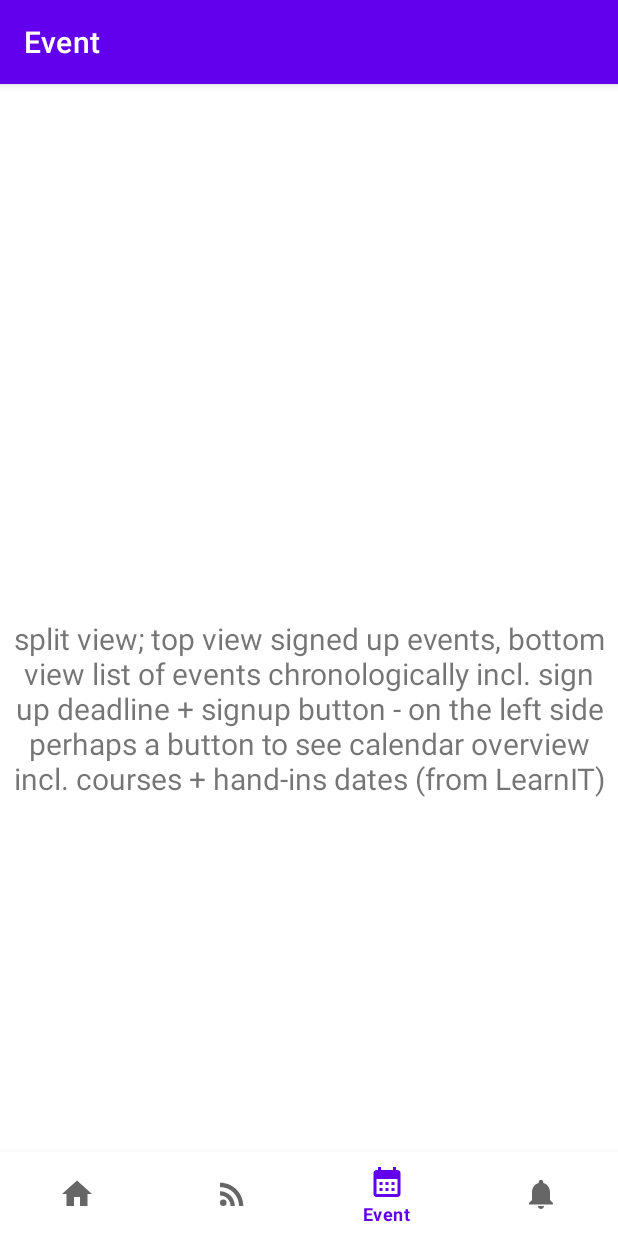
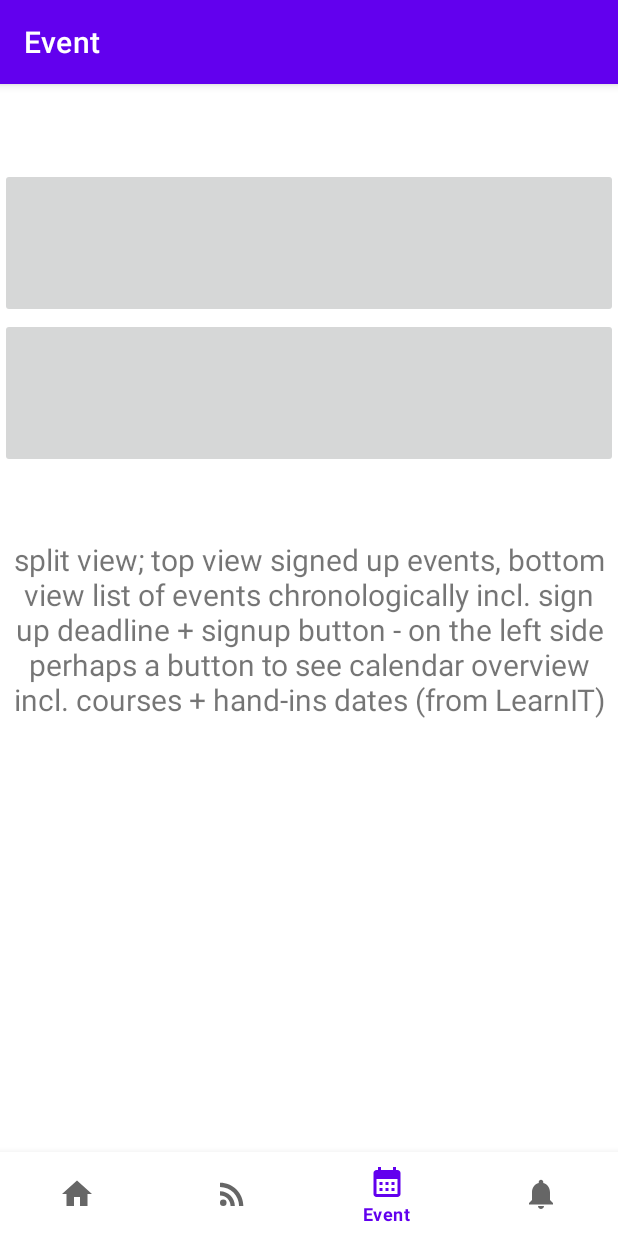
Before and after one commit to amaliefp/ThesisApp, an Android app: the EventFragment screen opened through its navigation route, on a phone screen of 412 x 824 dp. Run offline under Robolectric (Android 15) with nearby library versions, the phone set to English and light mode, and no system bars; our stand-ins replace navigation-ui.

Commit message:
Added boxes to event page

```diff
--- a/ITU_CommunicationApp/app/src/main/java/com/example/itu_communicationapp/ui/event/EventFragment.java
+++ b/ITU_CommunicationApp/app/src/main/java/com/example/itu_communicationapp/ui/event/EventFragment.java
@@ -4,6 +4,7 @@ import android.os.Bundle;
 import android.view.LayoutInflater;
 import android.view.View;
 import android.view.ViewGroup;
+import android.widget.ImageButton;
 import android.widget.TextView;
 
 import androidx.annotation.NonNull;
@@ -25,6 +26,8 @@ public class EventFragment extends Fragment {
         View root = binding.getRoot();
 
         final TextView textView = binding.textEvent;
+        final ImageButton firstEvent = binding.firstEventEvent;
+        final ImageButton secondEvent = binding.secondEventEvent;
         eventViewModel.getText().observe(getViewLifecycleOwner(), textView::setText);
         return root;
     }
--- a/ITU_CommunicationApp/app/src/main/res/layout/fragment_event.xml
+++ b/ITU_CommunicationApp/app/src/main/res/layout/fragment_event.xml
@@ -5,6 +5,20 @@
     android:layout_width="match_parent"
     android:layout_height="match_parent"
     tools:context=".ui.event.EventFragment">
+
+    <androidx.appcompat.widget.AppCompatImageButton
+        android:id="@+id/firstEvent_event"
+        android:layout_width="match_parent"
+        android:layout_height="100dp"
+        app:layout_constraintTop_toTopOf="parent"
+        tools:layout_editor_absoluteX="0dp" />
+
+    <androidx.appcompat.widget.AppCompatImageButton
+        android:id="@+id/secondEvent_event"
+        android:layout_width="match_parent"
+        android:layout_height="100dp"
+        app:layout_constraintTop_toBottomOf="@+id/firstEvent_event"
+        tools:layout_editor_absoluteX="-44dp" />
 
     <TextView
         android:id="@+id/text_event"
@@ -17,6 +31,28 @@
         android:textSize="20sp"
         app:layout_constraintBottom_toBottomOf="parent"
         app:layout_constraintEnd_toEndOf="parent"
+        app:layout_constraintHorizontal_bias="0.0"
         app:layout_constraintStart_toStartOf="parent"
-        app:layout_constraintTop_toTopOf="parent" />
+        app:layout_constraintTop_toTopOf="parent"
+        app:layout_constraintVertical_bias="0.41" />
+
+    <androidx.constraintlayout.widget.Barrier
+        android:id="@+id/barrier2"
+        android:layout_width="wrap_content"
+        android:layout_height="wrap_content"
+        app:barrierDirection="left" />
+
+    <androidx.constraintlayout.widget.Guideline
+        android:id="@+id/guideline2"
+        android:layout_width="wrap_content"
+        android:layout_height="wrap_content"
+        android:orientation="vertical"
+        app:layout_constraintGuide_begin="20dp" />
+
+    <androidx.constraintlayout.widget.Guideline
+        android:id="@+id/guideline3"
+        android:layout_width="wrap_content"
+        android:layout_height="wrap_content"
+        android:orientation="vertical"
+        app:layout_constraintGuide_begin="20dp" />
 </androidx.constraintlayout.widget.ConstraintLayout>
```
